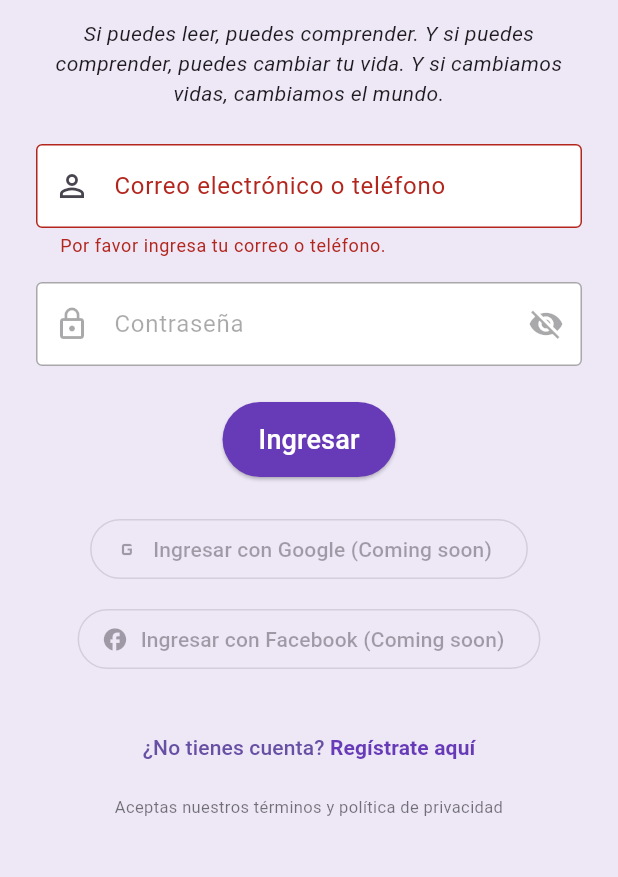
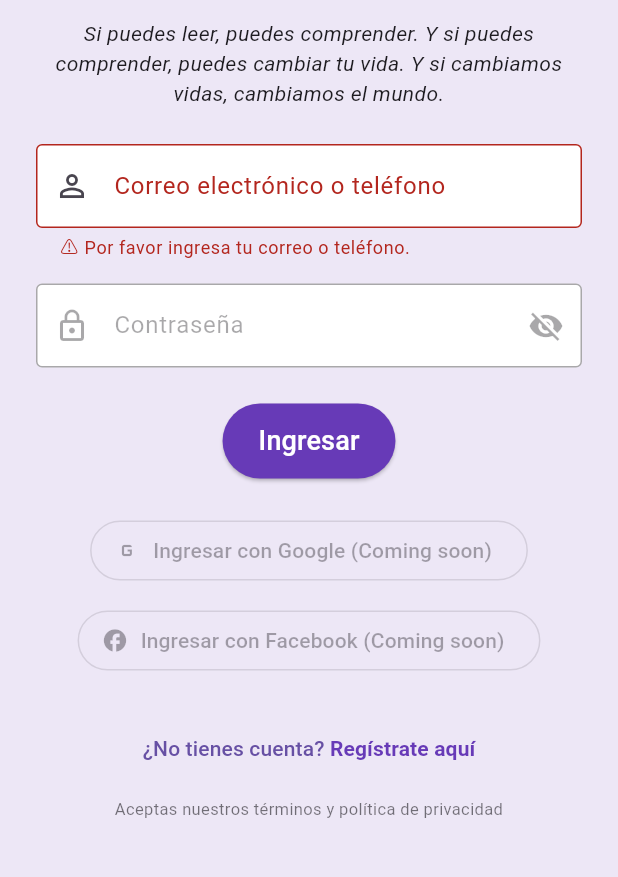
Before and after one commit to giovannihr2004/lg2, a Flutter app: the LoginScreen screen opened directly, after a tap on "Ingresar", on a phone screen of 412 x 824 dp, the part 330-1207 px from its top. Run offline on Flutter 3.47's test engine with Material 3 defaults, Android fonts, the phone set to English and light mode, and no system bars; our stand-ins replace firebase_auth, firebase_core, google_sign_in; missing offline and left inert: flutter_facebook_auth; accounts and stored records are empty; generated files the repository leaves out were written again.

Commit message:
✅ Indicadores de errores personalizados en login_screen.dart - 14/05/2025

```diff
--- a/lib/screens/auth/login_screen.dart
+++ b/lib/screens/auth/login_screen.dart
@@ -1,8 +1,8 @@
 // -----------------------------------------------------------------------------
 // 📄 Archivo: login_screen.dart
 // 📍 Ubicación: lib/screens/auth/login_screen.dart
-// 📝 Descripción: Pantalla de login con animaciones, validación, tema oscuro y secciones comentadas
-// 📅 Última actualización: 14/05/2025 - 13:25 (Hora de Colombia)
+// 📝 Descripción: Pantalla de login con animaciones, validaciones personalizadas, modo oscuro y errores visuales
+// 📅 Última actualización: 14/05/2025 - 13:45 (Hora de Colombia)
 // -----------------------------------------------------------------------------
 
 // -----------------------------------------------------------------------------
@@ -151,7 +151,7 @@ class _LoginScreenState extends State<LoginScreen>
   }
 
   // ---------------------------------------------------------------------------
-  // 5. Construcción de la interfaz visual
+  // 5. Construcción visual de la interfaz
   // ---------------------------------------------------------------------------
   @override
   Widget build(BuildContext context) {
@@ -212,7 +212,7 @@ class _LoginScreenState extends State<LoginScreen>
 
               const SizedBox(height: 24),
 
-              // 5.3 Campo de correo o teléfono
+              // 5.3 Campo de correo o teléfono con mensaje de error personalizado
               TextFormField(
                 controller: emailOrPhoneController,
                 decoration: InputDecoration(
@@ -222,25 +222,17 @@ class _LoginScreenState extends State<LoginScreen>
                       _isEmail(inputText) || _isPhone(inputText)
                           ? const Icon(Icons.check_circle, color: Colors.green)
                           : null,
-                  enabledBorder: OutlineInputBorder(
-                    borderSide: BorderSide(
-                      color:
-                          (_isEmail(inputText) || _isPhone(inputText))
-                              ? Colors.green
-                              : theme.dividerColor,
-                    ),
-                  ),
-                  border: const OutlineInputBorder(),
+                  errorStyle: const TextStyle(fontSize: 12),
                 ),
                 keyboardType: TextInputType.emailAddress,
                 autovalidateMode: AutovalidateMode.onUserInteraction,
                 onChanged: (_) => setState(() {}),
                 validator: (value) {
                   if (value == null || value.trim().isEmpty) {
-                    return loc.pleaseEnterEmailOrPhone;
+                    return '⚠️ ${loc.pleaseEnterEmailOrPhone}';
                   }
                   if (!_isEmail(value.trim()) && !_isPhone(value.trim())) {
-                    return loc.invalidFormat;
+                    return '⚠️ ${loc.invalidFormat}';
                   }
                   return null;
                 },
@@ -248,7 +240,7 @@ class _LoginScreenState extends State<LoginScreen>
 
               const SizedBox(height: 16),
 
-              // 5.4 Campo de contraseña
+              // 5.4 Campo de contraseña con mensaje de error personalizado
               TextFormField(
                 controller: passwordController,
                 enabled: isEmailLogin,
@@ -270,25 +262,17 @@ class _LoginScreenState extends State<LoginScreen>
                                   () => _obscureText = !_obscureText,
                                 ),
                           ),
-                  enabledBorder: OutlineInputBorder(
-                    borderSide: BorderSide(
-                      color:
-                          isEmailLogin && _isValidPassword(passwordText)
-                              ? Colors.green
-                              : theme.dividerColor,
-                    ),
-                  ),
-                  border: const OutlineInputBorder(),
+                  errorStyle: const TextStyle(fontSize: 12),
                 ),
                 onChanged: (_) => setState(() {}),
                 autovalidateMode: AutovalidateMode.onUserInteraction,
                 validator: (value) {
                   if (!isEmailLogin) return null;
                   if (value == null || value.trim().isEmpty) {
-                    return loc.pleaseEnterPassword;
+                    return '⚠️ ${loc.pleaseEnterPassword}';
                   }
                   if (!_isValidPassword(value.trim())) {
-                    return 'Debe tener al menos 8 caracteres, mayúscula, minúscula, número y símbolo.';
+                    return '⚠️ Debe tener al menos 8 caracteres, mayúscula, minúscula, número y símbolo.';
                   }
                   return null;
                 },
@@ -324,7 +308,7 @@ class _LoginScreenState extends State<LoginScreen>
 
               const SizedBox(height: 24),
 
-              // 5.6 Botones autenticación externa
+              // 5.6 Botones autenticación externa (inactivos)
               OutlinedButton.icon(
                 onPressed: null,
                 icon: const Icon(Icons.g_mobiledata),
@@ -360,7 +344,7 @@ class _LoginScreenState extends State<LoginScreen>
 
               const SizedBox(height: 8),
 
-              // 5.8 Texto de términos y privacidad adaptativo
+              // 5.8 Términos y condiciones con estilo adaptado
               Text(
                 loc.termsAndPrivacy,
                 textAlign: TextAlign.center,
```
